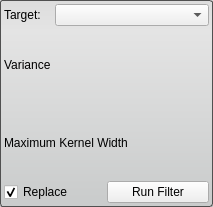
Above: src/Interface/ToolInterface/DiscreteGaussianFilterInterface.ui from SCIInstitute/Seg3D before the change. Below: the same form after it.
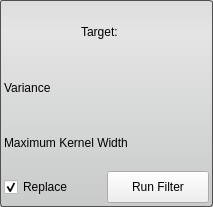
That is the form after the change.

Diff of the .ui file:
```diff
--- a/src/Interface/ToolInterface/DiscreteGaussianFilterInterface.ui
+++ b/src/Interface/ToolInterface/DiscreteGaussianFilterInterface.ui
@@ -52,27 +52,29 @@
     <number>4</number>
    </property>
    <item>
-    <layout class="QHBoxLayout" name="activeHLayout" stretch="1,3">
+    <layout class="QHBoxLayout" name="activeHLayout" stretch="1">
      <property name="spacing">
       <number>0</number>
      </property>
      <item>
       <widget class="QLabel" name="activeLabel">
+       <property name="sizePolicy">
+        <sizepolicy hsizetype="Fixed" vsizetype="Preferred">
+         <horstretch>0</horstretch>
+         <verstretch>0</verstretch>
+        </sizepolicy>
+       </property>
+       <property name="minimumSize">
+        <size>
+         <width>50</width>
+         <height>0</height>
+        </size>
+       </property>
        <property name="text">
         <string>Target:</string>
        </property>
       </widget>
      </item>
-     <item>
-      <widget class="QComboBox" name="targetComboBox">
-       <property name="sizeAdjustPolicy">
-        <enum>QComboBox::AdjustToMinimumContentsLength</enum>
-       </property>
-       <property name="minimumContentsLength">
-        <number>12</number>
-       </property>
-      </widget>
-     </item>
     </layout>
    </item>
    <item>
@@ -136,6 +138,18 @@
      </property>
      <item>
       <widget class="QCheckBox" name="replaceCheckBox">
+       <property name="minimumSize">
+        <size>
+         <width>0</width>
+         <height>32</height>
+        </size>
+       </property>
+       <property name="maximumSize">
+        <size>
+         <width>16777215</width>
+         <height>32</height>
+        </size>
+       </property>
        <property name="text">
         <string>Replace</string>
        </property>
@@ -146,6 +160,18 @@
      </item>
      <item>
       <widget class="QPushButton" name="invertButton">
+       <property name="minimumSize">
+        <size>
+         <width>0</width>
+         <height>32</height>
+        </size>
+       </property>
+       <property name="maximumSize">
+        <size>
+         <width>16777215</width>
+         <height>32</height>
+        </size>
+       </property>
        <property name="text">
         <string>Run Filter</string>
        </property>
```
